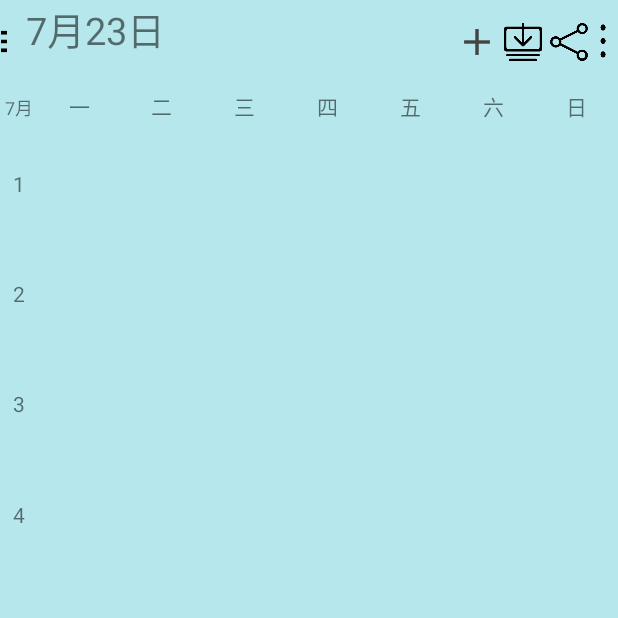
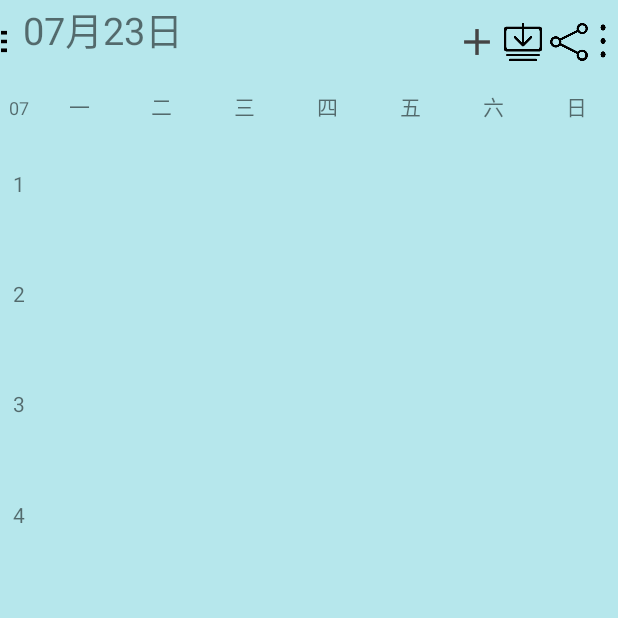
Before and after one commit to willoong9559/CourseTable, an Android app: the screen it shows after launch (MainActivity), on a phone screen of 412 x 824 dp, the top half of it. Run offline under Robolectric (Android 15) with nearby library versions, the phone set to English and light mode, and no system bars.

Commit message:
获取系统时间设置组件

```diff
--- a/app/src/main/java/com/example/coursetable/MainActivity.java
+++ b/app/src/main/java/com/example/coursetable/MainActivity.java
@@ -4,6 +4,9 @@ import androidx.appcompat.app.ActionBar;
 import androidx.appcompat.app.AppCompatActivity;
 
 import android.os.Bundle;
+import android.widget.TextView;
+
+import java.util.Calendar;
 
 public class MainActivity extends AppCompatActivity {
 
@@ -11,9 +14,34 @@ public class MainActivity extends AppCompatActivity {
     protected void onCreate(Bundle savedInstanceState) {
         super.onCreate(savedInstanceState);
         setContentView(R.layout.activity_main);
+        TextView textView_1 = (TextView) findViewById(R.id.month);
+        TextView textView_2 = (TextView) findViewById(R.id.riqi);
+
+        //从数据库中加载数据
+        //loadData();
+
+        //工具条隐藏
         ActionBar actionBar = getSupportActionBar();
         if (actionBar != null) {
             actionBar.hide();
         }
+
+        Calendar calendar = Calendar.getInstance();
+        /*int year = calendar.get(Calendar.YEAR);
+        int month = calendar.get(Calendar.MONTH)+1;
+        int day = calendar.get(Calendar.DAY_OF_MONTH);
+        calendar.get(Calendar.HOUR_OF_DAY))
+        calendar.get(Calendar.MINUTE))
+        calendar.get(Calendar.SECOND))*/
+        textView_1.setText(format(calendar.get(Calendar.MONTH)+1));
+        textView_2.setText(format(calendar.get(Calendar.MONTH)+1) + "月" + calendar.get(Calendar.DAY_OF_MONTH) + "日");
+    }
+
+    /* 格式化字符串(7:3->07:03) */
+    private String format(int x) {
+        String s = "" + x;
+        if (s.length() == 1)
+            s = "0" + s;
+        return s;
     }
 }
--- a/app/src/main/res/layout/activity_main.xml
+++ b/app/src/main/res/layout/activity_main.xml
@@ -22,6 +22,7 @@
         >
 
         <TextView
+            android:id="@+id/month"
             android:layout_width="25dp"
             android:layout_height="wrap_content"
             android:gravity="center"
--- a/app/src/main/res/layout/title.xml
+++ b/app/src/main/res/layout/title.xml
@@ -19,11 +19,12 @@
         />
 
     <TextView
+        android:id="@+id/riqi"
         android:layout_width="match_parent"
         android:layout_height="56dp"
         android:layout_toRightOf="@id/zuog"
-        android:layout_centerVertical="true"
-        android:text="  7月23日"
+        android:layout_marginLeft="10dp"
+        android:text="0月0日"
         android:textSize="25dp"
         />
 
```
